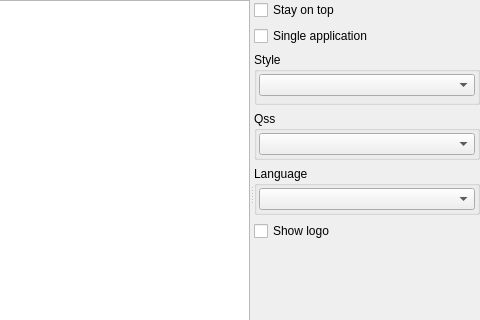
First picture: the form in xoptionswidget.ui, repository horsicq/XOptions, before the edit; both pictures show x 141 to 621 and y 0 to 320 of the 621 by 416 pixel window.
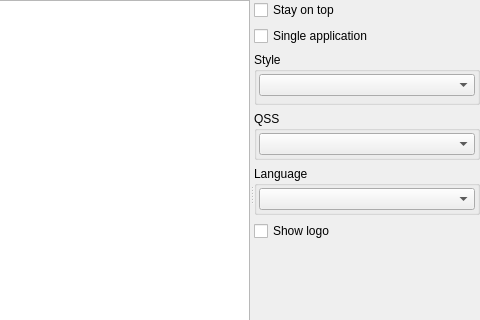
Second picture: the form after the edit.

Patch:
```diff
--- a/xoptionswidget.ui
+++ b/xoptionswidget.ui
@@ -91,8 +91,8 @@
             <rect>
              <x>0</x>
              <y>0</y>
-             <width>243</width>
-             <height>384</height>
+             <width>258</width>
+             <height>383</height>
             </rect>
            </property>
            <layout class="QVBoxLayout" name="verticalLayout_8">
@@ -149,7 +149,7 @@
             <item>
              <widget class="QGroupBox" name="groupBoxViewQss">
               <property name="title">
-               <string notr="true">Qss</string>
+               <string notr="true">QSS</string>
               </property>
               <layout class="QVBoxLayout" name="verticalLayout_7">
                <property name="leftMargin">
```
Left out of the diff: 4 changed lines with no effect on the pictures.
